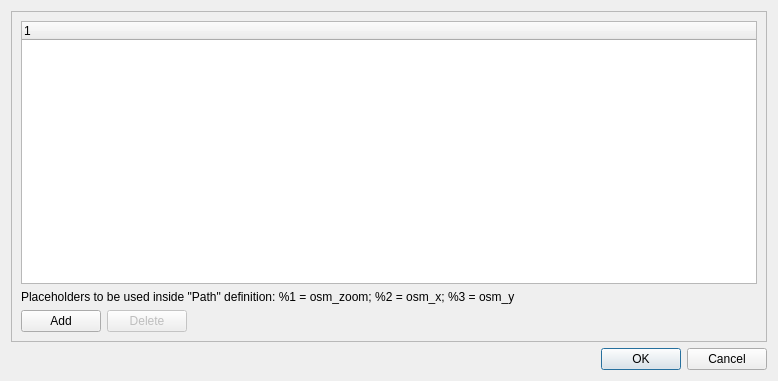
Old version of the form src/IDlgMapOSMConfig.ui in the repository ntruchsess/QLandkarteGT.
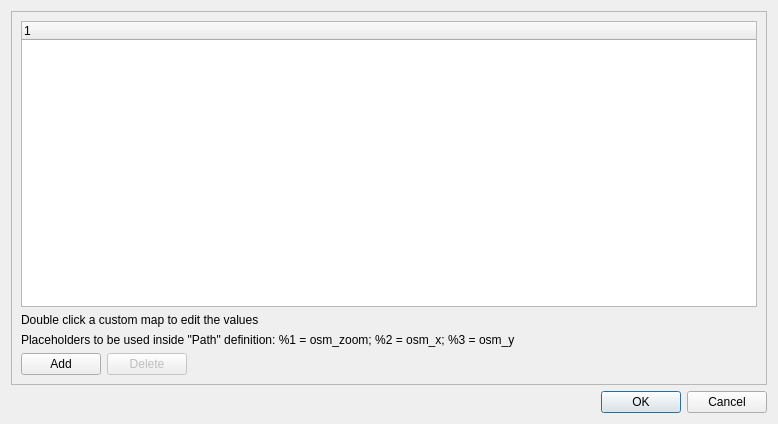
New version of the form.

```diff
--- a/src/IDlgMapOSMConfig.ui
+++ b/src/IDlgMapOSMConfig.ui
@@ -7,7 +7,7 @@
     <x>0</x>
     <y>0</y>
     <width>778</width>
-    <height>381</height>
+    <height>424</height>
    </rect>
   </property>
   <property name="windowTitle">
@@ -32,6 +32,13 @@
         </column>
        </widget>
       </item>
+      <item>
+       <widget class="QLabel" name="label_2">
+        <property name="text">
+         <string>Double click a custom map to edit the values</string>
+        </property>
+       </widget>
+      </item>
       <item>
        <widget class="QLabel" name="label">
         <property name="text">
```
